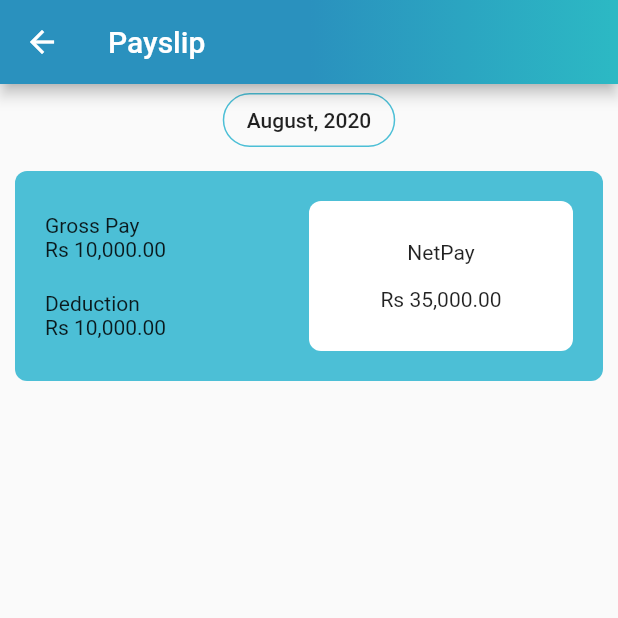
After one commit to a-ng9/fun_app, a Flutter app: the PaySlipPage screen opened by its route, on a phone screen of 412 x 824 dp, the top half of it. The commit adds this screen. Run offline on Flutter 3.47's test engine with Material 2 defaults, Android fonts, the phone set to English and light mode, and no system bars.

Commit message:
added payslip page

```diff
--- a/lib/Components/drawerList.dart
+++ b/lib/Components/drawerList.dart
@@ -3,13 +3,16 @@ import 'package:flutter/material.dart';
 class DrawerList extends StatelessWidget {
   final Icon icon;
   final String label;
+  final Function onPressed;
 
-  DrawerList({this.icon, this.label});
+  DrawerList({this.icon, this.label, this.onPressed});
 
   @override
   Widget build(BuildContext context) {
     return Padding(
       padding: const EdgeInsets.symmetric(vertical: 15),
+      child: InkWell(
+        onTap: onPressed,
         child: Row(
           children: [
             Expanded(
@@ -25,6 +28,7 @@ class DrawerList extends StatelessWidget {
             ),
           ],
         ),
+      ),
     );
   }
 }
--- a/lib/main.dart
+++ b/lib/main.dart
@@ -2,6 +2,7 @@ import 'package:flutter/material.dart';
 
 import 'package:fun_app/screens/counterPage.dart';
 import 'package:fun_app/screens/homePage.dart';
+import 'package:fun_app/screens/payslip.dart';
 
 void main() {
   runApp(MyApp());
@@ -20,6 +21,7 @@ class MyApp extends StatelessWidget {
       routes: {
         HomePage.id: (context) => HomePage(),
         CounterPage.id: (context) => CounterPage(),
+        PaySlipPage.id: (context) => PaySlipPage(),
       },
     );
   }
--- /dev/null
+++ b/lib/screens/payslip.dart
@@ -0,0 +1,75 @@
+import 'package:flutter/material.dart';
+import 'package:fun_app/styles.dart';
+
+class PaySlipPage extends StatelessWidget {
+  static const String id = "Payslip_screen";
+  @override
+  Widget build(BuildContext context) {
+    return Scaffold(
+      appBar: AppBar(
+        title: Text('Payslip'),
+        flexibleSpace: Styles.gradientAppBar(),
+      ),
+      body: Column(
+        children: [
+          OutlineButton(
+            borderSide:
+                BorderSide(width: 1, color: Color.fromRGBO(76, 191, 214, 1.0)),
+            shape:
+                RoundedRectangleBorder(borderRadius: BorderRadius.circular(30)),
+            onPressed: () {},
+            child: Text('August, 2020'),
+          ),
+          Container(
+            margin: const EdgeInsets.all(10),
+            padding: const EdgeInsets.all(20),
+            decoration: BoxDecoration(
+              color: Color.fromRGBO(76, 191, 214, 1.0),
+              borderRadius: BorderRadius.all(
+                Radius.circular(8.0),
+              ),
+            ),
+            child: Row(
+              mainAxisAlignment: MainAxisAlignment.spaceAround,
+              children: [
+                Expanded(
+                  child: Column(
+                    crossAxisAlignment: CrossAxisAlignment.start,
+                    children: [
+                      Text('Gross Pay'),
+                      Text('Rs 10,000.00'),
+                      SizedBox(height: 20),
+                      Text('Deduction'),
+                      Text('Rs 10,000.00'),
+                    ],
+                  ),
+                ),
+                Expanded(
+                  child: Container(
+                    // margin: const EdgeInsets.all(20.0),
+                    height: 100,
+                    width: 100,
+                    decoration: BoxDecoration(
+                      color: Colors.white,
+                      borderRadius: BorderRadius.all(
+                        Radius.circular(8.0),
+                      ),
+                    ),
+                    child: Column(
+                      mainAxisAlignment: MainAxisAlignment.center,
+                      children: [
+                        Text('NetPay'),
+                        SizedBox(height: 15),
+                        Text('Rs 35,000.00')
+                      ],
+                    ),
+                  ),
+                )
+              ],
+            ),
+          )
+        ],
+      ),
+    );
+  }
+}
--- a/lib/styles.dart
+++ b/lib/styles.dart
@@ -16,4 +16,5 @@ class Styles {
   }
 }
 
-const kProfileText = TextStyle(color: Colors.white);
+const kProfileText = TextStyle(color: kDrawerIcon);
+const kDrawerIcon = Colors.white;
```
Also changed, not shown: lib/screens/drawer.dart (+13 -36 lines). Lines whose indentation alone changed are shown as unchanged.
